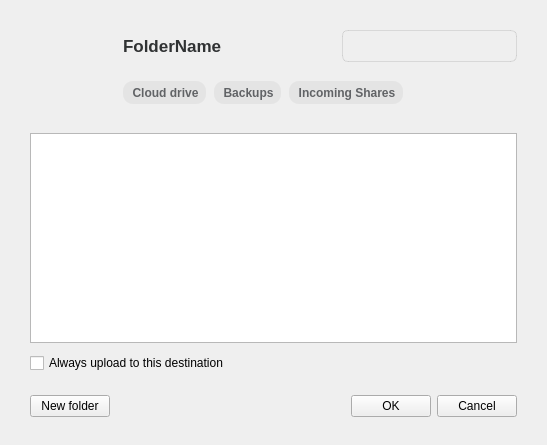
Qt form src/MEGASync/gui/node_selector/gui/linux/NodeSelectorTreeViewWidget.ui (meganz/MEGAsync) before a commit.
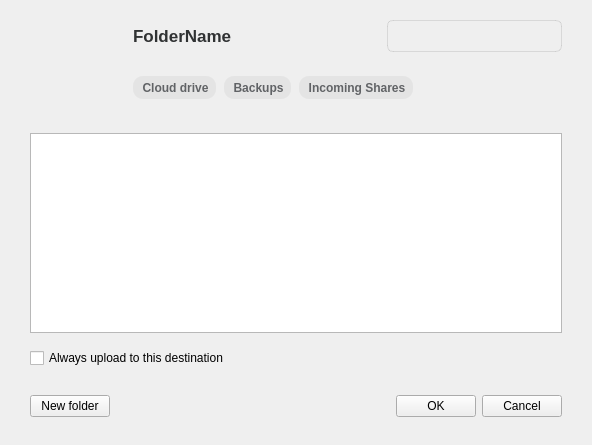
The same form after that commit. Icons and pictures are not drawn. Custom widgets are drawn as their Qt base class.

```diff
--- a/src/MEGASync/gui/node_selector/gui/linux/NodeSelectorTreeViewWidget.ui
+++ b/src/MEGASync/gui/node_selector/gui/linux/NodeSelectorTreeViewWidget.ui
@@ -21,13 +21,13 @@
   </property>
   <layout class="QVBoxLayout" name="NodeSelectorWidgetLayout">
    <property name="spacing">
-    <number>10</number>
+    <number>15</number>
    </property>
    <property name="leftMargin">
     <number>30</number>
    </property>
    <property name="topMargin">
-    <number>30</number>
+    <number>20</number>
    </property>
    <property name="rightMargin">
     <number>30</number>
```
